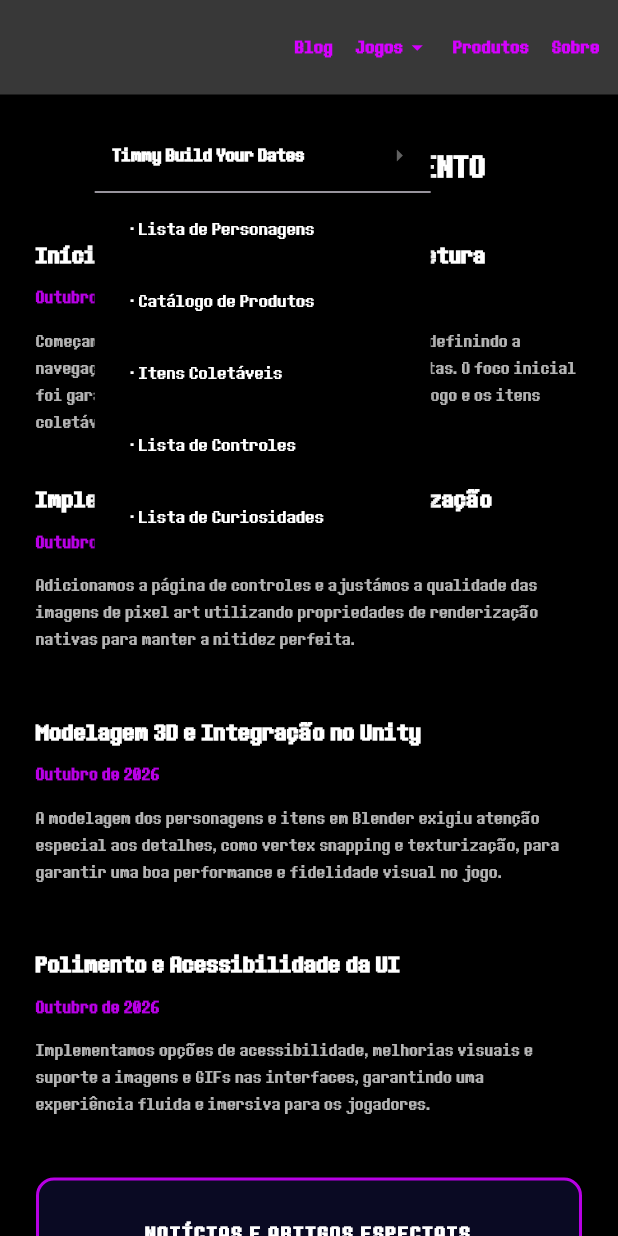
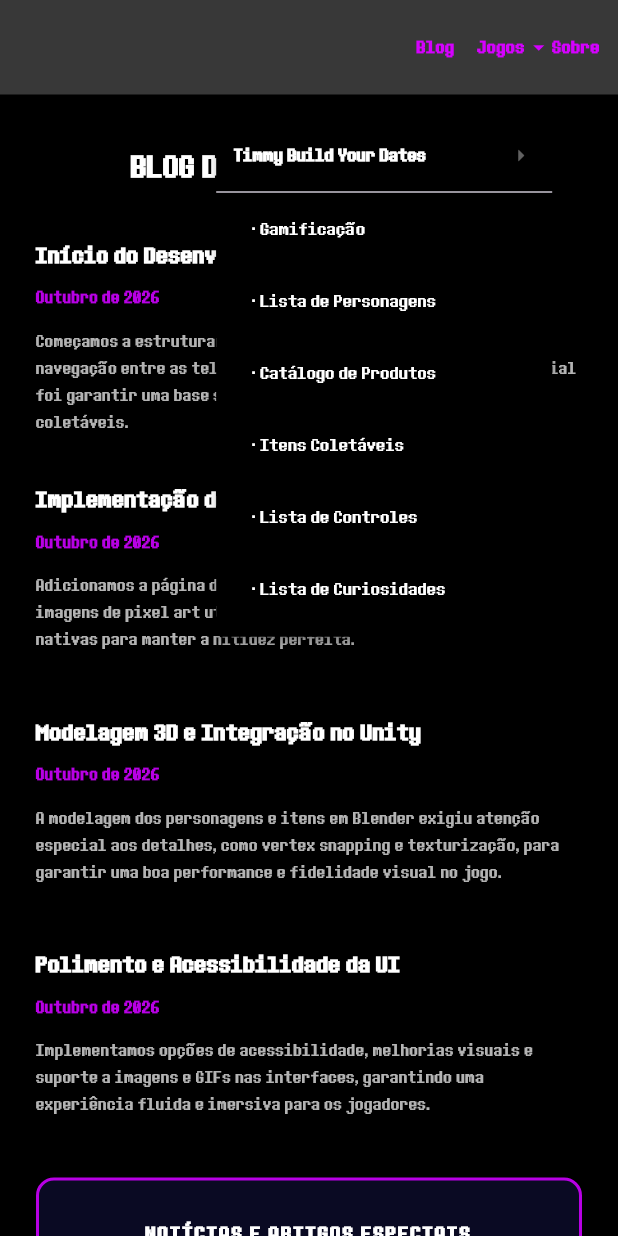
Before and after one commit to k3llts/APP-mobile-star-level-TCC, a Flutter app: the ListaPersonagensPage screen opened directly, after a tap on "Blog", after a tap on "Jogos", on a phone screen of 412 x 824 dp. Run offline on Flutter 3.47's test engine with Material 3 defaults, Android fonts, the phone set to English and light mode, and no system bars.

Commit message:
adicionando uma nova pagina de login para receber emails de atualisazões do jogo e adicionando uma pagina de gamificação que descreve alguns aspectos do nosso jogo

```diff
--- a/lib/componentes/barra_navegacao.dart
+++ b/lib/componentes/barra_navegacao.dart
@@ -6,6 +6,7 @@ import '../paginas/controles_page.dart';
 import '../paginas/curiosidades_page.dart';
 import '../paginas/sobre_page.dart';
 import '../paginas/blog_page.dart';
+import '../paginas/gamificacao_page.dart';
 
 class BarraNavegacao extends StatelessWidget {
   const BarraNavegacao({super.key});
@@ -20,7 +21,7 @@ class BarraNavegacao extends StatelessWidget {
         children: [
           const Spacer(),
 
-          //Botão Blog Clicável
+          // Botão Blog Clicável
           InkWell(
             onTap: () {
               Navigator.pushReplacement(
@@ -39,7 +40,7 @@ class BarraNavegacao extends StatelessWidget {
             child: const Row(
               children: [
                 _LinkNavegacao(texto: 'Jogos'),
-                Icon(Icons.arrow_drop_down, color: Color.fromARGB(255, 212, 0, 255), size: 18),// cor do ícone da seta
+                Icon(Icons.arrow_drop_down, color: Color.fromARGB(255, 212, 0, 255), size: 18), // cor do ícone da seta
               ],
             ),
             itemBuilder: (BuildContext context) => <PopupMenuEntry<String>>[
@@ -61,35 +62,42 @@ class BarraNavegacao extends StatelessWidget {
               ),
               const PopupMenuDivider(height: 1),
               const PopupMenuItem<String>(
-                value: 'personagens',// Adiciona a propriedade value para identificar o item selecionado
+                value: 'gamificacao', // Primeira opção do menu
+                child: Padding(
+                  padding: EdgeInsets.only(left: 12.0),
+                  child: Text('• Gamificação', style: TextStyle(color: Colors.white)),
+                ),
+              ),
+              const PopupMenuItem<String>(
+                value: 'personagens',
                 child: Padding(
                   padding: EdgeInsets.only(left: 12.0),
                   child: Text('• Lista de Personagens', style: TextStyle(color: Colors.white)),
                 ),
               ),
               const PopupMenuItem<String>(
-                value: 'produtos',// Adiciona a propriedade value para identificar o item selecionado
+                value: 'produtos',
                 child: Padding(
                   padding: EdgeInsets.only(left: 12.0),
                   child: Text('• Catálogo de Produtos', style: TextStyle(color: Colors.white)),
                 ),
               ),
               const PopupMenuItem<String>(
-                value: 'itens',// Adiciona a propriedade value para identificar o item selecionado
+                value: 'itens',
                 child: Padding(
                   padding: EdgeInsets.only(left: 12.0),
                   child: Text('• Itens Coletáveis', style: TextStyle(color: Colors.white)),
                 ),
               ),
               const PopupMenuItem<String>(
-                value: 'controles',// Adiciona a propriedade value para identificar o item selecionado
+                value: 'controles',
                 child: Padding(
                   padding: EdgeInsets.only(left: 12.0),
                   child: Text('• Lista de Controles', style: TextStyle(color: Colors.white)),
                 ),
               ),
               const PopupMenuItem<String>(
-                value: 'curiosidades',// Adiciona a propriedade value para identificar o item selecionado
+                value: 'curiosidades',
                 child: Padding(
                   padding: EdgeInsets.only(left: 12.0),
                   child: Text('• Lista de Curiosidades', style: TextStyle(color: Colors.white)),
@@ -100,10 +108,6 @@ class BarraNavegacao extends StatelessWidget {
               _navegarPara(context, value);
             },
           ),
-
-          const SizedBox(width: 15),
-          const _LinkNavegacao(texto: 'Produtos'),
-          const SizedBox(width: 15),
 
           // Botão Sobre Clicável
           InkWell(
@@ -120,14 +124,16 @@ class BarraNavegacao extends StatelessWidget {
     );
   }
 
-// Função para navegar para a página selecionada, substituindo a tela atual.
+  // Função para navegar para a página selecionada, substituindo a tela atual.
   void _navegarPara(BuildContext context, String value) {
     Widget proximaTela;
-    if (value == 'produtos') { // Verifica se o valor selecionado é 'produtos'
+    if (value == 'gamificacao') {
+      proximaTela = const GamificacaoPage();
+    } else if (value == 'produtos') {
       proximaTela = const CatalogoProdutosPage();
-    } else if (value == 'itens') { // Verifica se o valor selecionado é 'itens'
+    } else if (value == 'itens') {
       proximaTela = const ItensColetaveisPage();
-    } else if (value == 'controles') { // Verifica se o valor selecionado é 'controles'
+    } else if (value == 'controles') {
       proximaTela = const ControlesPage();
     } else if (value == 'curiosidades') {
       proximaTela = const CuriosidadesPage();
@@ -147,7 +153,7 @@ class _LinkNavegacao extends StatelessWidget {
 
   const _LinkNavegacao({required this.texto});
 
-//controle dos textos da barra de navegação, cor, tamanho e tipo da fonte
+  // Controle dos textos da barra de navegação, cor, tamanho e tipo da fonte
   @override
   Widget build(BuildContext context) {
     return Text(
--- a/lib/paginas/blog_page.dart
+++ b/lib/paginas/blog_page.dart
@@ -1,6 +1,7 @@
 import 'package:flutter/material.dart';
 import '../componentes/barra_navegacao.dart';
 import 'artigo_gamificacao_page.dart'; // Importa a página do artigo sobre gamificação
+import 'newsletter_page.dart'; // Importa a página de inscrição na Mailing List
 
 class BlogPage extends StatelessWidget {
   const BlogPage({super.key});
@@ -149,6 +150,7 @@ class BlogPage extends StatelessWidget {
                   // BLOCO DE DESTAQUE COM O BOTÃO DE GAMIFICAÇÃO
                   // ===================================================
                   Container(
+                    width: double.infinity,
                     padding: const EdgeInsets.all(24),
                     decoration: BoxDecoration(
                       color: const Color(0xFF0A0A23), // Fundo azulado/escuro estilo site retrô
@@ -258,7 +260,79 @@ class BlogPage extends StatelessWidget {
                       ],
                     ),
                   ),
+
+                  const SizedBox(height: 40),
+
                   // ===================================================
+                  // BLOCO DA NEWSLETTER / MAILING LIST NO FINAL DO BLOG
+                  // ===================================================
+                  const Center(
+                    child: Text(
+                      'NOTICIAS E ATUALIZAÇÕES',
+                      style: TextStyle(
+                        color: Colors.white,
+                        fontSize: 20,
+                        fontWeight: FontWeight.bold,
+                        letterSpacing: 1.5,
+                      ),
+                    ),
+                  ),
+                  const SizedBox(height: 16),
+                  Container(
+                    width: double.infinity,
+                    padding: const EdgeInsets.all(24),
+                    decoration: BoxDecoration(
+                      color: const Color(0xFF000044), // Azul escuro estilo Undertale/Deltarune
+                      borderRadius: BorderRadius.circular(8),
+                    ),
+                    child: Column(
+                      children: [
+                        const Text(
+                          'Inscreva-se para receber novidades gratuitas por e-mail sobre o desenvolvimento do nosso jogo!',
+                          textAlign: TextAlign.center,
+                          style: TextStyle(
+                            color: Colors.white,
+                            fontSize: 13,
+                            height: 1.5,
+                          ),
+                        ),
+                        const SizedBox(height: 20),
+
+                        // Botão que leva para a NewsletterPage
+                        InkWell(
+                          onTap: () {
+                            Navigator.push(
+                              context,
+                              MaterialPageRoute(
+                                builder: (context) => const NewsletterPage(),
+                              ),
+                            );
+                          },
+                          child: Container(
+                            padding: const EdgeInsets.symmetric(
+                              horizontal: 28,
+                              vertical: 16,
+                            ),
+                            decoration: BoxDecoration(
+                              color: const Color(0xFF000044),
+                              borderRadius: BorderRadius.circular(8),
+                              border: Border.all(color: Colors.white, width: 2),
+                            ),
+                            child: const Text(
+                              'STAR LEVEL / TIMMY\nLISTAS DE E-MAILS',
+                              textAlign: TextAlign.center,
+                              style: TextStyle(
+                                color: Color(0xFFFFE600),
+                                fontSize: 16,
+                                fontWeight: FontWeight.bold,
+                                height: 1.4,
+                              ),
+                            ),
+                          ),
+                        ),
+                      ],
+                    ),
+                  ),
 
                   const SizedBox(height: 40),
                 ],
--- a/lib/paginas/lista_personagens_page.dart
+++ b/lib/paginas/lista_personagens_page.dart
@@ -1,64 +1,38 @@
 import 'package:flutter/material.dart';
 import '../componentes/barra_navegacao.dart';
 
-class Personagem { // Classe que representa um personagem com nome, descrição e subtítulo (opcional)
+class Personagem {
   final String nome;
   final String descricao;
   final String? subtitulo;
+  final String? caminhoImagem;
 
   const Personagem({
     required this.nome,
     required this.descricao,
     this.subtitulo,
+    this.caminhoImagem,
   });
 }
 
-const List<Personagem> personagens = [ // Lista de personagens com suas descrições e subtítulos (se houver)
+const List<Personagem> personagens = [
   Personagem(
-    nome: 'M.Genérico',
-    descricao:
-        'Um rapaz perculiar, de certa forma... ele não possui nem um pouco de personalidade própria. A personalidade dele é inteiramente baseada em desenhos animados japoneses, que tenham um protagonista triste.',
+    nome: 'Timmy (Timóteo)',
+    subtitulo: 'Protagonista',
+    descricao: 'Timmy é o personagem principal do jogo, controlado pelo jogador. Um jovem brasileiro que, ao perceber que sua rotina profissional acabou afastando-o de sua namorada, decide buscar uma maneira de reconstruir essa conexão. Sua jornada acontece por meio da exploração, da coleta de presentes e da preparação de encontros especiais.',
+    caminhoImagem: 'assets/imagens/lista_de_personagens/timmy-icon.png',
   ),
   Personagem(
-    nome: 'M.Cliche',
-    descricao:
-        'Irmão do M.Genérico, ele fala das situações da vida como se fossem cliches baratos de filmes e seres. Ele pode ser bem chato em uma conversa, pois diz que tudo é um cliche. Por sinal, ele não gosta muito de seu irmão.',
+    nome: 'Mr savage',
+    subtitulo: 'Guru do Amor',
+    descricao: 'Mr. Savage é um guru do amor responsável por orientar e desafiar Timmy em sua jornada. Com seus conselhos e desafios, ele apresenta ao protagonista a importância de demonstrar carinho e atenção por meio de gestos significativos. Sua presença contextualiza as missões e introduz os desafios das diferentes fases.',
+    caminhoImagem: 'assets/imagens/lista_de_personagens/savage-icon.png',
   ),
   Personagem(
-    nome: 'M.Obvio',
-    descricao:
-        'Um cara de poucas palavras, mas, quando alguma coisa acontece, ele diz o contexto o que aconteceu, por mais que a outra pessoa tenha visto o que aconteceu. Ele é um rapaz de boas intenções, no entanto, é bobinho demais.',
-  ),
-  Personagem(
-    nome: 'Zé Birulilo',
-    descricao:
-        'Um fulano bem estranho, ele gosta de ver as pessoas de longe, no seu cantinho, que é em qualquer lugar com o seu casaco grande demais. Ele pode dar um pouco de medo com os seus olhos esbugalhados, mas ele nunca fez nada de errado com alguém, até onde se sabe.',
-  ),
-  Personagem(
-    nome: 'A Veja',
-    descricao:
-        'Uma bela senhora fofoqueira, ela gosta de ir ao mercados em todos os domingos, por que é quando tem promoção. Ela gosta de fofocar com as amigas... e com os funcionários também. Dizem que ela sabe de muito mais coisas que acontecem no mercado do que o próprio dono do mercado.',
-  ),
-  Personagem(
-    nome: 'Nerd Gamer',
-    descricao:
-        'Um pequeno jovem que adora vídeo games demais. Ele usa uma blusa cheia de referencias de progamação, animes e games, segundo ele, é pra reforsar esse conceito de nerd. Quando vê a sua vocaloid favorita, ele treme, sua bastante e tenta chegar o mais perto dela possivel. ',
-  ),
-  Personagem(
-    nome: 'Hatsune Miku',
-    descricao:
-        'A vocaloid mais famosa do mundo, e ela está no nosso mercado. Ela é uma das clientes VIP’S do supermercado. Nesses últimos tempos, ela tem reclamado de um menino estranho que tenta chegar perto dela, em qualquer caso, ela sempre estará protegida com o seu ALHO-PORÓ.',
-  ),
-  Personagem(
-    nome: 'Zoiudo',
-    descricao:
-        'Um cara que gosta de um desafio diferenciado, dizem que por conta de um desses desafios, ele já colocou suco de limão nos olhos pra ver se fica verde. As vezes ele invade o nosso mercado à noite pra fazer um desafio de uma noite trancado no nosso mercado... já chamamos a policia.',
-  ),
-  Personagem(
-    nome: 'Kinomeko Neilo',
-    subtitulo: '木野目湖内子',
-    descricao:
-        'Uma garota que tem o sonho de se tornar uma vocaloid famosa. Ela se inspira na Hatsune Miku, mas ainda te falta muito talento para ter algum resultado significativo. Ela gosta de ir ao mercado as vezes.',
+    nome: 'Nala',
+    subtitulo: 'Motivação Narrativa',
+    descricao: 'Nala representa a motivação central da jornada de Timmy. Sua importância está relacionada ao objetivo de reconstruir a conexão afetiva e preparar encontros especiais. Ela estabelece o propósito das aventuras e dá significado aos presentes encontrados durante o jogo.',
+    caminhoImagem: 'assets/imagens/lista_de_personagens/nala-icon.png',
   ),
 ];
 
@@ -70,6 +44,7 @@ class ListaPersonagensPage extends StatelessWidget {
     final largura = MediaQuery.sizeOf(context).width;
 
     return Scaffold(
+      backgroundColor: Colors.black,
       body: SingleChildScrollView(
         child: Column(
           crossAxisAlignment: CrossAxisAlignment.stretch,
@@ -120,12 +95,34 @@ class CartaoPersonagem extends StatelessWidget {
     return Row(
       crossAxisAlignment: CrossAxisAlignment.start,
       children: [
+        // Moldura com a imagem do personagem
         Container(
-          width: 83,
-          height: 95,
-          color: const Color(0xFF1B00B8),
+          width: 166,
+          height: 190,
+          decoration: BoxDecoration(
+            color: const Color.fromARGB(255, 217, 97, 253),
+            borderRadius: BorderRadius.circular(8),
+            border: Border.all(color: const Color(0xFFB800E5), width: 1.5),
+          ),
+          child: ClipRRect(
+            borderRadius: BorderRadius.circular(6),
+            child: personagem.caminhoImagem != null
+                ? Image.asset(
+                    personagem.caminhoImagem!,
+                    fit: BoxFit.contain,
+                    filterQuality: FilterQuality.none,
+                    errorBuilder: (context, error, stackTrace) {
+                      return const Center(
+                        child: Icon(Icons.person, color: Colors.white54, size: 40),
+                      );
+                    },
+                  )
+                : const Center(
+                    child: Icon(Icons.person, color: Colors.white54, size: 40),
+                  ),
+          ),
         ),
-        const SizedBox(width: 8),
+        const SizedBox(width: 14),
         Expanded(
           child: Column(
             crossAxisAlignment: CrossAxisAlignment.start,
@@ -133,27 +130,31 @@ class CartaoPersonagem extends StatelessWidget {
               Text(
                 personagem.nome,
                 style: const TextStyle(
-                  color: Colors.white,
+                  color: Color.fromARGB(255, 165, 35, 216),
                   fontSize: 22,
                   height: 1.0,
                   fontWeight: FontWeight.w800,
                 ),
               ),
-              if (personagem.subtitulo != null)
+              if (personagem.subtitulo != null) ...[
+                const SizedBox(height: 4),
                 Text(
                   personagem.subtitulo!,
                   style: const TextStyle(
                     color: Colors.white,
                     fontSize: 14,
                     height: 1.1,
+                    fontWeight: FontWeight.bold,
                   ),
                 ),
+              ],
+              const SizedBox(height: 6),
               Text(
                 personagem.descricao,
                 style: const TextStyle(
-                  color: Colors.white,
-                  fontSize: 11,
-                  height: 1.12,
+                  color: Color.fromARGB(255, 202, 202, 202),
+                  fontSize: 12,
+                  height: 1.3,
                   fontWeight: FontWeight.w400,
                 ),
               ),
```
Also changed, not shown: lib/modelos/inscricao_newsletter.dart (added, +44 -0 lines), lib/paginas/gamificacao_page.dart (added, +127 -0 lines), lib/paginas/newsletter_page.dart (added, +357 -0 lines).
